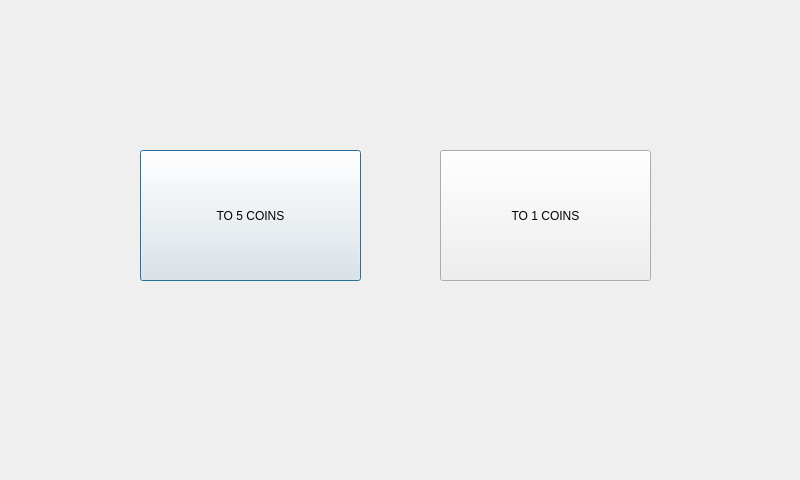
This is to_coins.ui in cavinpabua/Money-Changer-Machine as Qt 5 draws it before an edit. The edited form follows.
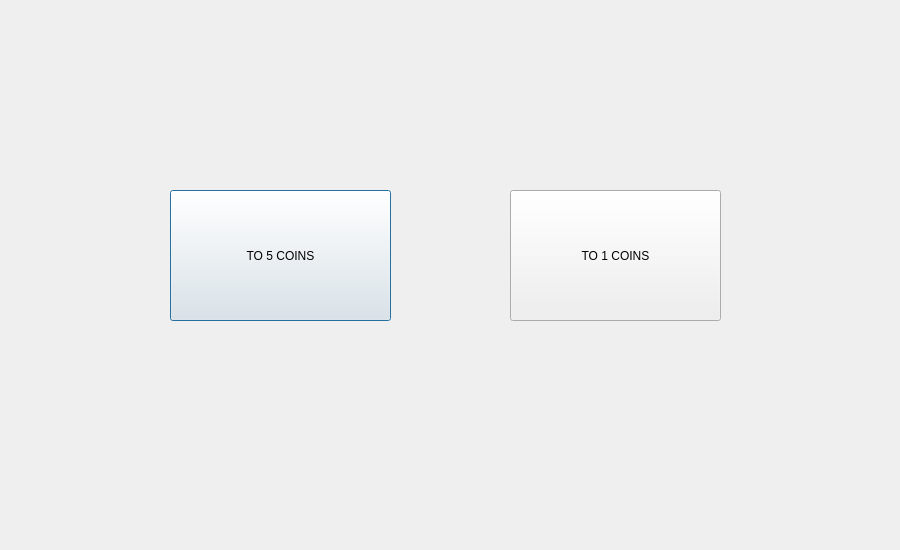
This is the edited form.

Diff of the .ui file:
```diff
--- a/to_coins.ui
+++ b/to_coins.ui
@@ -6,8 +6,8 @@
    <rect>
     <x>0</x>
     <y>0</y>
-    <width>800</width>
-    <height>480</height>
+    <width>900</width>
+    <height>550</height>
    </rect>
   </property>
   <property name="windowTitle">
@@ -16,8 +16,8 @@
   <widget class="QPushButton" name="to_5_coins">
    <property name="geometry">
     <rect>
-     <x>140</x>
-     <y>150</y>
+     <x>170</x>
+     <y>190</y>
      <width>221</width>
      <height>131</height>
     </rect>
@@ -29,8 +29,8 @@
   <widget class="QPushButton" name="to_1_coins">
    <property name="geometry">
     <rect>
-     <x>440</x>
-     <y>150</y>
+     <x>510</x>
+     <y>190</y>
      <width>211</width>
      <height>131</height>
     </rect>
```
